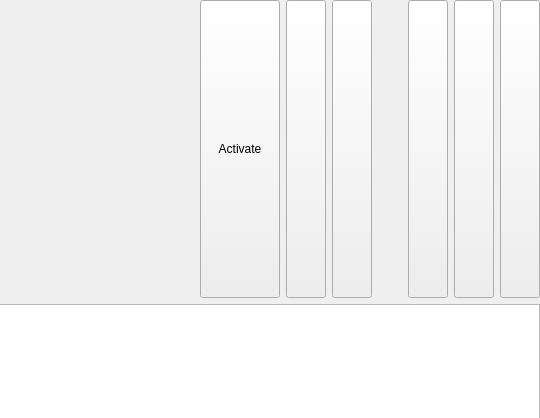
Old version of the form FiducialRegistrationWizard/Widgets/Resources/UI/qSlicerSimpleMarkupsWidget.ui in the repository SlicerIGT/SlicerIGT; both pictures show x 322 to 862 and y 0 to 418 of the 862 by 601 pixel window.
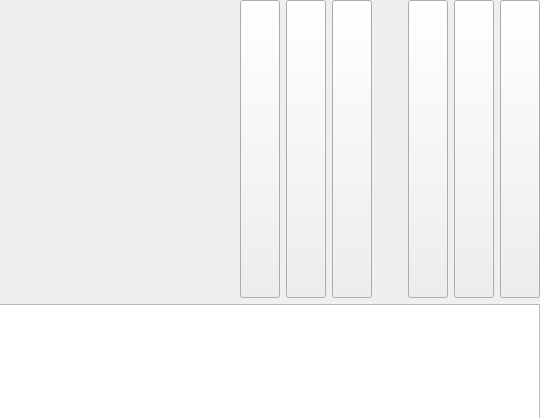
New version of the form. Custom widgets are drawn as their Qt base class.

Commit message: Re #27: Use check mark icon for "Activate" button.

```diff
--- a/FiducialRegistrationWizard/Widgets/Resources/UI/qSlicerSimpleMarkupsWidget.ui
+++ b/FiducialRegistrationWizard/Widgets/Resources/UI/qSlicerSimpleMarkupsWidget.ui
@@ -70,7 +70,7 @@
         </sizepolicy>
        </property>
        <property name="text">
-        <string>Activate</string>
+        <string/>
        </property>
        <property name="checkable">
         <bool>true</bool>
```
The commit also changes 1 other file.
